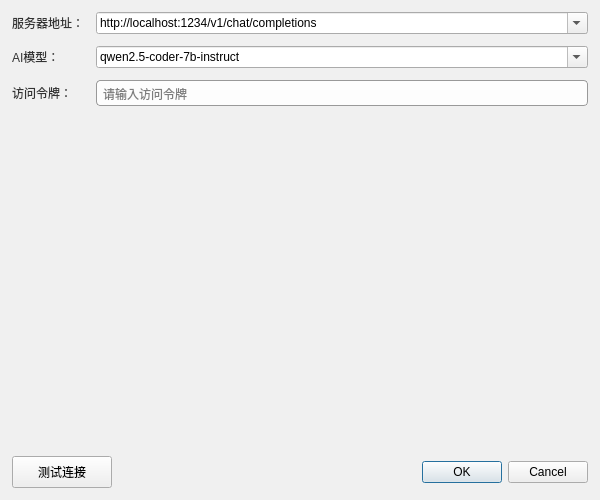
The window that ui/httpconfigdialog.ui (zhaoliangcn/freeAIAssist) describes before a commit, drawn with Qt 5.
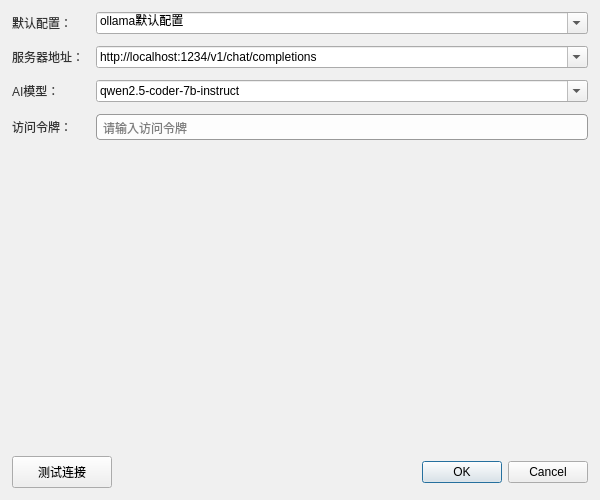
The same window after the commit. Icons and pictures are not drawn.

```diff
--- a/ui/httpconfigdialog.ui
+++ b/ui/httpconfigdialog.ui
@@ -61,14 +61,14 @@
      <property name="verticalSpacing">
       <number>12</number>
      </property>
-     <item row="0" column="0">
+     <item row="1" column="0">
       <widget class="QLabel" name="label">
        <property name="text">
         <string>服务器地址：</string>
        </property>
       </widget>
      </item>
-     <item row="0" column="1">
+     <item row="1" column="1">
       <widget class="QComboBox" name="comboBoxUrl">
        <property name="editable">
         <bool>true</bool>
@@ -95,14 +95,43 @@
        </item>
       </widget>
      </item>
-     <item row="1" column="0">
+     <item row="0" column="0">
+      <widget class="QLabel" name="label_4">
+       <property name="text">
+        <string>默认配置：</string>
+       </property>
+      </widget>
+     </item>
+     <item row="0" column="1">
+      <widget class="QComboBox" name="comboBoxConfig">
+       <property name="editable">
+        <bool>true</bool>
+       </property>
+       <item>
+        <property name="text">
+         <string>ollama默认配置</string>
+        </property>
+       </item>
+       <item>
+        <property name="text">
+         <string>lmstudio默认配置</string>
+        </property>
+       </item>
+       <item>
+        <property name="text">
+         <string>onapi默认配置</string>
+        </property>
+       </item>
+      </widget>
+     </item>
+     <item row="2" column="0">
       <widget class="QLabel" name="label_2">
        <property name="text">
         <string>AI模型：</string>
        </property>
       </widget>
      </item>
-     <item row="1" column="1">
+     <item row="2" column="1">
       <widget class="QComboBox" name="comboBoxModel">
        <property name="editable">
         <bool>true</bool>
@@ -129,14 +158,14 @@
        </item>
       </widget>
      </item>
-     <item row="2" column="0">
+     <item row="3" column="0">
       <widget class="QLabel" name="label_3">
        <property name="text">
         <string>访问令牌：</string>
        </property>
       </widget>
      </item>
-     <item row="2" column="1">
+     <item row="3" column="1">
       <widget class="QLineEdit" name="lineEditToken">
        <property name="placeholderText">
         <string>请输入访问令牌</string>
```
